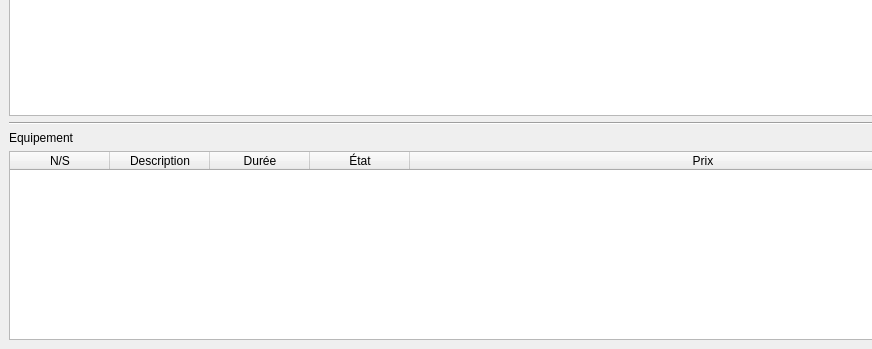
LPOdev/Sploks, file sploks/views/contract_form.ui: the form before one commit; both pictures show x 0 to 872 and y 253 to 602 of the 1006 by 602 pixel window.
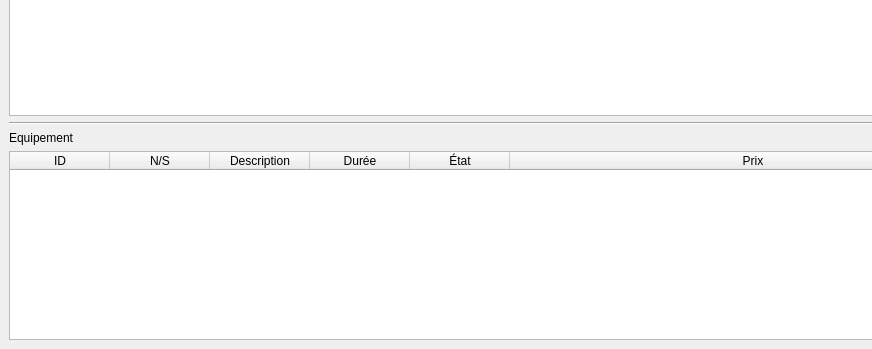
The form after the commit.

Patch:
```diff
--- a/sploks/views/contract_form.ui
+++ b/sploks/views/contract_form.ui
@@ -453,6 +453,11 @@
       <attribute name="verticalHeaderCascadingSectionResizes">
        <bool>false</bool>
       </attribute>
+      <column>
+       <property name="text">
+        <string>ID</string>
+       </property>
+      </column>
       <column>
        <property name="text">
         <string>N/S</string>
```
